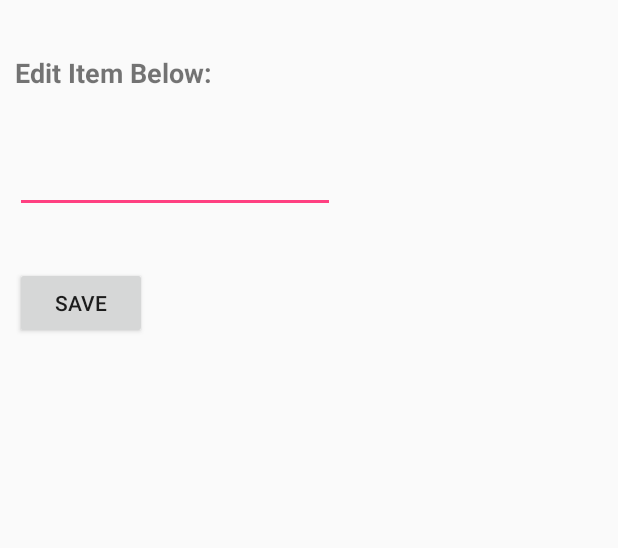
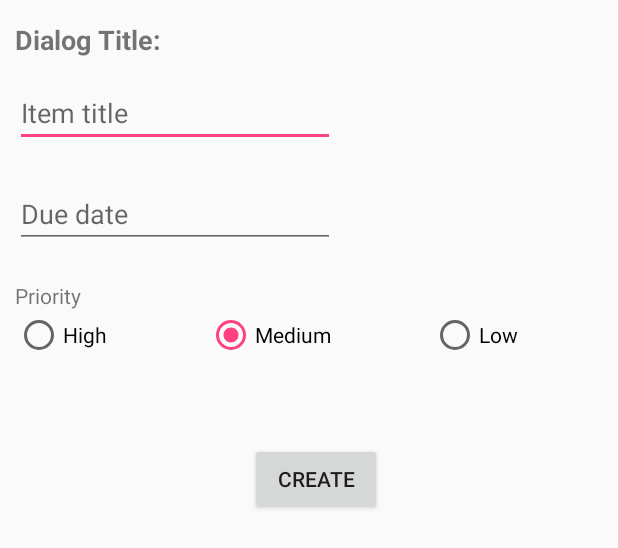
Before and after one commit to kaamel/SimpleToDo, an Android app: the layout activity_edit_item.xml on its own in the app's theme, with its tools: preview values and no code run, on a phone screen of 412 x 824 dp. Shown: the top 548 px of the screen. Run offline under Robolectric (Android 15) with nearby library versions, the phone set to English and light mode, and no system bars.

Commit message:
V2 commit: SQL instead of file storage Custom Adapter Items have, and display due date and priority (low, medium, high) Adding items starts a new activity to populate priority and date

```diff
--- a/app/src/main/AndroidManifest.xml
+++ b/app/src/main/AndroidManifest.xml
@@ -3,6 +3,7 @@
     package="com.codepath.simpletodo">
 
     <application
+        android:name=".SimpleTodoApp"
         android:allowBackup="true"
         android:icon="@mipmap/ic_launcher"
         android:label="@string/app_name"
--- a/app/src/main/res/layout/activity_edit_item.xml
+++ b/app/src/main/res/layout/activity_edit_item.xml
@@ -1,5 +1,6 @@
 <?xml version="1.0" encoding="utf-8"?>
 <RelativeLayout xmlns:android="http://schemas.android.com/apk/res/android"
+    xmlns:app="http://schemas.android.com/apk/res-auto"
     xmlns:tools="http://schemas.android.com/tools"
     android:layout_width="match_parent"
     android:layout_height="match_parent"
@@ -11,22 +12,24 @@
         android:id="@+id/txtEditItem"
         android:layout_width="wrap_content"
         android:layout_height="wrap_content"
-        android:layout_marginTop="36dp"
+        android:layout_alignParentLeft="true"
+        android:layout_alignParentStart="true"
+        android:layout_below="@+id/itemTitleDialog"
+        android:layout_marginTop="14dp"
         android:ems="10"
-        android:inputType="textMultiLine"
-        android:layout_below="@+id/editText"
-        android:layout_alignParentLeft="true"
-        android:layout_alignParentStart="true" />
+        android:hint="Item title"
+        android:inputType="textMultiLine" />
 
     <TextView
-        android:id="@+id/editText"
+        android:id="@+id/itemTitleDialog"
         android:layout_width="wrap_content"
         android:layout_height="wrap_content"
-        android:layout_marginTop="36dp"
+        android:layout_marginTop="14dp"
         android:ems="10"
-        android:text="Edit Item Below:"
+        android:text="Dialog Title:"
         android:textStyle="bold"
         android:textSize="18sp"
+        android:layout_alignParentTop="true"
         android:layout_alignParentLeft="true"
         android:layout_alignParentStart="true" />
 
@@ -35,9 +38,66 @@
         android:layout_width="wrap_content"
         android:layout_height="wrap_content"
         android:onClick="onSaveItem"
-        android:layout_marginTop="36dp"
-        android:text="Save"
+        android:text="Create"
+        android:layout_below="@+id/radio_group_proity"
+        android:layout_centerHorizontal="true"
+        android:layout_marginTop="56dp" />
+
+    <EditText
+        android:id="@+id/dueDate"
+        android:layout_width="wrap_content"
+        android:layout_height="wrap_content"
+        android:layout_marginTop="22dp"
+        android:ems="10"
+        android:hint="Due date"
+        android:inputType="date"
         android:layout_below="@+id/txtEditItem"
         android:layout_alignParentLeft="true"
         android:layout_alignParentStart="true" />
+
+    <RadioGroup
+        android:id="@+id/radio_group_proity"
+        android:layout_width="match_parent"
+        android:layout_height="wrap_content"
+        android:checkedButton="@+id/proity_medium"
+        android:orientation="horizontal"
+        android:text="Priority"
+        android:weightSum="3"
+        android:layout_below="@+id/dueDate"
+        android:layout_marginTop="42dp"
+        android:layout_alignParentLeft="true"
+        android:layout_alignParentStart="true">
+
+        <RadioButton
+            android:id="@+id/proity_high"
+            android:layout_width="wrap_content"
+            android:layout_height="wrap_content"
+            android:layout_weight="1"
+            android:text="High" />
+
+        <RadioButton
+            android:id="@+id/proity_medium"
+            android:layout_width="wrap_content"
+            android:layout_height="wrap_content"
+            android:layout_weight="1"
+            android:text="Medium" />
+
+        <RadioButton
+            android:id="@+id/proity_low"
+            android:layout_width="wrap_content"
+            android:layout_height="wrap_content"
+            android:layout_weight="1"
+            android:text="Low" />
+    </RadioGroup>
+
+    <TextView
+        android:id="@+id/textView"
+        android:layout_width="wrap_content"
+        android:layout_height="wrap_content"
+        android:text="Priority"
+        android:layout_below="@+id/dueDate"
+        android:layout_marginTop="22dp"
+        android:layout_alignParentLeft="true"
+        android:layout_alignParentStart="true" />
+
 </RelativeLayout>
--- a/build.gradle
+++ b/build.gradle
@@ -15,6 +15,7 @@ buildscript {
 allprojects {
     repositories {
         jcenter()
+        maven { url "https://jitpack.io" }
     }
 }
 
```
Also changed, not shown: app/build.gradle (+6 -1 lines), app/src/main/java/com/codepath/simpletodo/EditItemActivity.java (+57 -14 lines), app/src/main/java/com/codepath/simpletodo/Item.java (added, +52 -0 lines), app/src/main/java/com/codepath/simpletodo/ItemsAdapter.java (added, +52 -0 lines), app/src/main/java/com/codepath/simpletodo/MainActivity.java (+57 -48 lines), app/src/main/java/com/codepath/simpletodo/SimpleTodoApp.java (added, +19 -0 lines), app/src/main/java/com/codepath/simpletodo/TodoItemDatabase.java (added, +18 -0 lines), app/src/main/res/layout/activity_main.xml (+3 -16 lines), app/src/main/res/layout/item.xml (added, +43 -0 lines), 1 other file.
